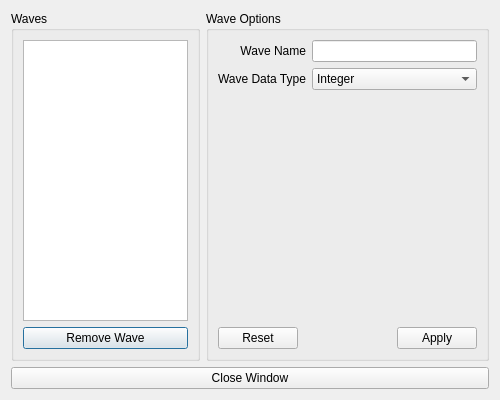
Above: ui/Ui_ManageWavesDialog.ui from bbreslauer/PySciPlot before the change. Below: the same form after it.
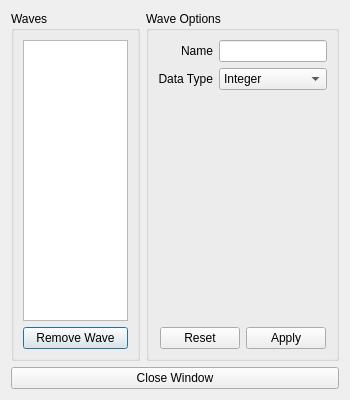
That is the form after the change.

Commit message: Recreated axis widget, so that it now includes many more tick options. Have not yet incorporated those tick options into the actual plotting, however. Removed some diagnostic prints. Fixed Wave.setData(); it was not setting data because it was getting a copy of the data instead of the actual object.

```diff
--- a/ui/Ui_ManageWavesDialog.ui
+++ b/ui/Ui_ManageWavesDialog.ui
@@ -6,7 +6,7 @@
    <rect>
     <x>0</x>
     <y>0</y>
-    <width>500</width>
+    <width>350</width>
     <height>400</height>
    </rect>
   </property>
@@ -18,7 +18,7 @@
   </property>
   <property name="minimumSize">
    <size>
-    <width>500</width>
+    <width>350</width>
     <height>400</height>
    </size>
   </property>
@@ -64,7 +64,7 @@
       <item row="1" column="0">
        <widget class="QLabel" name="label_2">
         <property name="text">
-         <string>Wave Data Type</string>
+         <string>Data Type</string>
         </property>
         <property name="alignment">
          <set>Qt::AlignRight|Qt::AlignTrailing|Qt::AlignVCenter</set>
@@ -111,6 +111,9 @@
         <property name="standardButtons">
          <set>QDialogButtonBox::Apply|QDialogButtonBox::Reset</set>
         </property>
+        <property name="centerButtons">
+         <bool>true</bool>
+        </property>
        </widget>
       </item>
       <item row="0" column="1">
@@ -119,7 +122,7 @@
       <item row="0" column="0">
        <widget class="QLabel" name="label">
         <property name="text">
-         <string>Wave Name</string>
+         <string>Name</string>
         </property>
         <property name="alignment">
          <set>Qt::AlignRight|Qt::AlignTrailing|Qt::AlignVCenter</set>
```
The commit also changes 9 other files.
